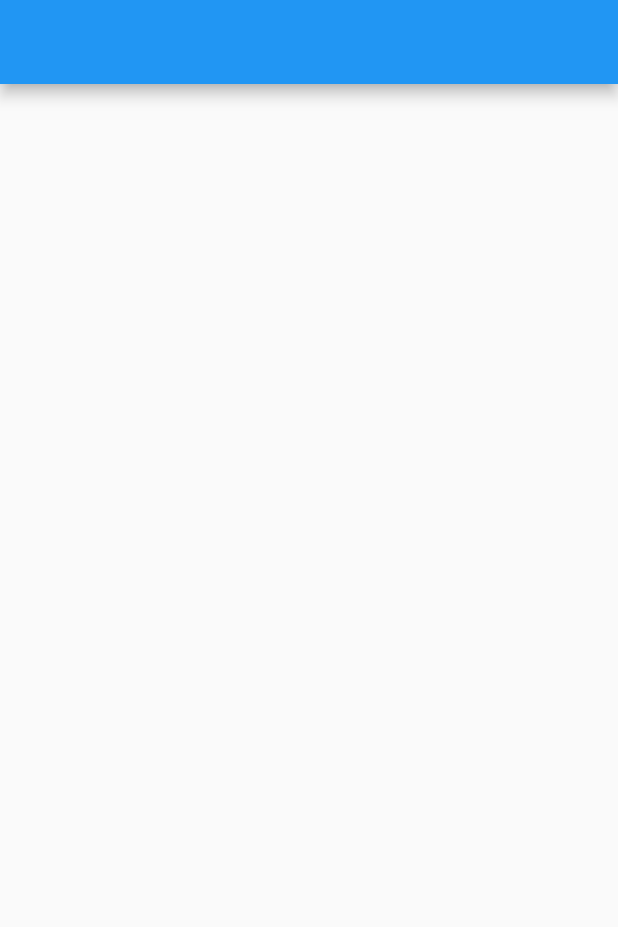
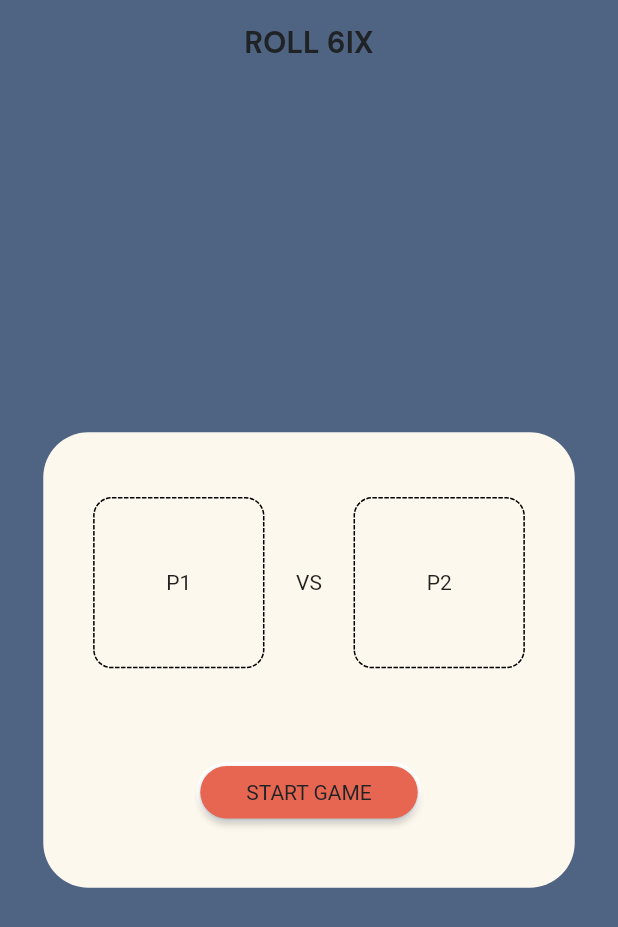
Before and after one commit to dubemezeagwu/roll_6ix, a Flutter app: the screen it shows after launch, on a phone screen of 412 x 824 dp. Shown: the top 927 px of the screen. Run offline on Flutter 3.47's test engine with Material 2 defaults, Android fonts, the phone set to English and light mode, and no system bars; drawn by our look-alikes of dotted_border; our stand-ins replace google_fonts.

Commit message:
designed the Game Home UI

```diff
--- a/lib/main.dart
+++ b/lib/main.dart
@@ -1,5 +1,6 @@
 import 'package:flutter/material.dart';
 import 'package:roll_6ix/presentation/game_home.dart';
+import 'package:roll_6ix/utils/app_colors.dart';
 
 void main() {
   runApp(const MyApp());
@@ -15,6 +16,7 @@ class MyApp extends StatelessWidget {
       title: 'Flutter Demo',
       debugShowCheckedModeBanner: false,
       theme: ThemeData(
+        backgroundColor: AppColors.backgroundColor,
         primarySwatch: Colors.blue,
       ),
       home: const GameHome(),
--- a/lib/presentation/game_home.dart
+++ b/lib/presentation/game_home.dart
@@ -1,4 +1,9 @@
+import 'package:dotted_border/dotted_border.dart';
 import 'package:flutter/material.dart';
+import 'package:roll_6ix/utils/app_colors.dart';
+import 'package:roll_6ix/utils/app_styles.dart';
+import 'package:roll_6ix/utils/extensions.dart';
+import 'package:roll_6ix/utils/size_config.dart';
 
 class GameHome extends StatefulWidget {
   const GameHome({Key? key}) : super(key: key);
@@ -10,8 +15,90 @@ class GameHome extends StatefulWidget {
 class _GameHomeState extends State<GameHome> {
   @override
   Widget build(BuildContext context) {
+    SizeConfig.init(context);
     return Scaffold(
-      appBar: AppBar(),
+      appBar: AppBar(
+        elevation: 0,
+        backgroundColor: AppColors.backgroundColor,
+        centerTitle: true,
+        title: Text("ROLL 6IX",style: AppStyles.regularWhite11,),
+      ),
+      backgroundColor: AppColors.backgroundColor,
+
+      body: Center(
+        child: Container(
+          decoration: const BoxDecoration(
+            color: AppColors.cream,
+            borderRadius: BorderRadius.all(Radius.circular(30))
+          ),
+          height: 300.h,
+          width: 350.h,
+          child: Padding(
+            padding:  EdgeInsets.all(12.0.h),
+            child: Column(
+              mainAxisAlignment: MainAxisAlignment.spaceAround,
+              children: [
+                Row(
+                  mainAxisAlignment: MainAxisAlignment.spaceEvenly,
+                  children: [
+                    DottedBorder(
+                      padding: const EdgeInsets.all(6),
+                        radius: const Radius.circular(12),
+                        borderType: BorderType.RRect,
+                        child: ClipRRect(
+                          borderRadius: const BorderRadius.all(Radius.circular(30)),
+                          child: SizedBox(
+                            height: 100.h,
+                              width: 100.h,
+                              child: const Center(
+                                  child: Text("P1")
+                              )
+                          ),
+                        )
+                    ),
+                    const Text("VS"),
+                    DottedBorder(
+                        padding: const EdgeInsets.all(6),
+                        radius: const Radius.circular(12),
+                        borderType: BorderType.RRect,
+                        child: ClipRRect(
+                          borderRadius: const BorderRadius.all(Radius.circular(30)),
+                          child: SizedBox(
+                              height: 100.h,
+                              width: 100.h,
+                              child: const Center(
+                                  child: Text("P2")
+                              )
+                          ),
+                        )
+                    ),
+                  ],
+                ),
+                Container(
+                  decoration: BoxDecoration(
+                    borderRadius: BorderRadius.circular(30),
+                    border: Border.all(
+                      width: 2.5,
+                      color: Colors.white
+                    )
+                  ),
+                  height: 40,
+                  width: 150,
+                  child: RawMaterialButton(
+                    onPressed: (){},
+                    fillColor: AppColors.darkOrange,
+                    shape: RoundedRectangleBorder(
+                      borderRadius: BorderRadius.circular(30),
+                    ),
+                    child: const Text("START GAME", style: TextStyle(color: AppColors.darkerTextColor)),
+
+                  )
+                )
+              ],
+            ),
+          ),
+        ),
+      ),
     );
   }
 }
--- a/lib/utils/app_assets.dart
+++ b/lib/utils/app_assets.dart
@@ -1,3 +1,10 @@
 class AppAssets {
-
+  static const List<String> diceArray = [
+  "https://bit.ly/3KJziG6",
+  "https://bit.ly/3FdNar6",
+  "https://bit.ly/30W6IoA",
+  'https://bit.ly/37cHRLZ',
+  'https://bit.ly/3FLsU71',
+  "https://bit.ly/3vhkF14"
+  ];
 }
--- a/lib/utils/app_colors.dart
+++ b/lib/utils/app_colors.dart
@@ -2,14 +2,9 @@ import 'package:flutter/material.dart';
 
 class AppColors {
   static const textColor1 = Color(0xFF13163E);
-  static const textColor2 = Color(0xFF4F6482);
+  static const backgroundColor = Color(0xFF4F6482);
   static const blackBackground = Color(0xFF404446);
   static const white = Color(0xFFFFFFFF);
-  static const yellow = Color(0xFFEAB948);
-  static const lightGreen = Color(0xFF7DDE86);
-  static const greenAccent = Color(0xFF23C16B);
-  static const darkerGreen = Color(0xFF198155);
-  static const darkYellow = Color(0xFFA05E03);
   static const darkOrange = Color(0xFFE66652);
   static const grey = Color(0xFFCDCFD0);
   static const red = Color(0xFFE41002);
--- a/lib/utils/app_styles.dart
+++ b/lib/utils/app_styles.dart
@@ -7,11 +7,11 @@ import 'package:roll_6ix/utils/extensions.dart';
 import 'app_colors.dart';
 
 class AppStyles {
-  TextStyle regularWhite9 = GoogleFonts.dmSans(
+  static TextStyle regularWhite11 = GoogleFonts.dmSans(
     textStyle: TextStyle(
-        fontSize: 9.sp,
-        color: AppColors.white,
-        fontWeight: FontWeight.w400
+        fontSize: 20.sp,
+        color: AppColors.darkerTextColor,
+        fontWeight: FontWeight.w700
     ),
   );
 }
--- a/pubspec.yaml
+++ b/pubspec.yaml
@@ -35,6 +35,7 @@ dependencies:
   # Use with the CupertinoIcons class for iOS style icons.
   cupertino_icons: ^1.0.2
   google_fonts: ^2.3.2
+  dotted_border: ^2.0.0+2
 
 dev_dependencies:
   flutter_test:
```
Also changed, not shown: pubspec.lock.
